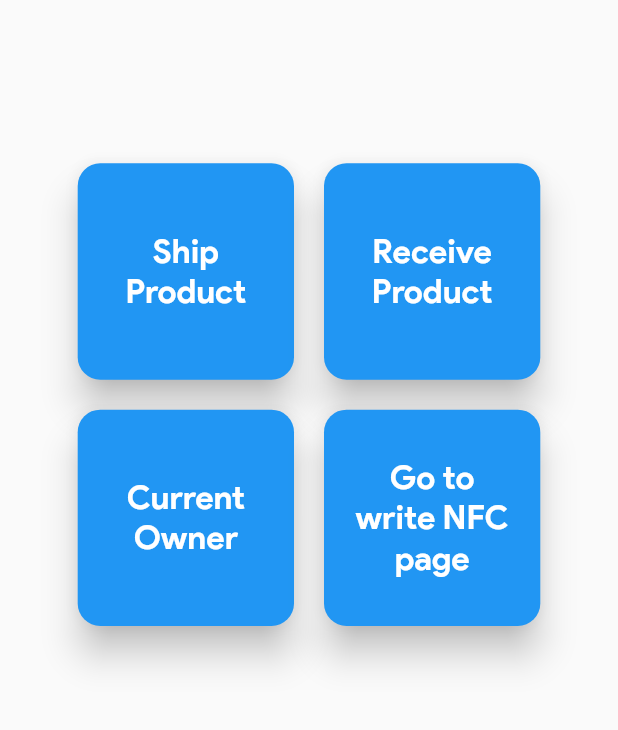
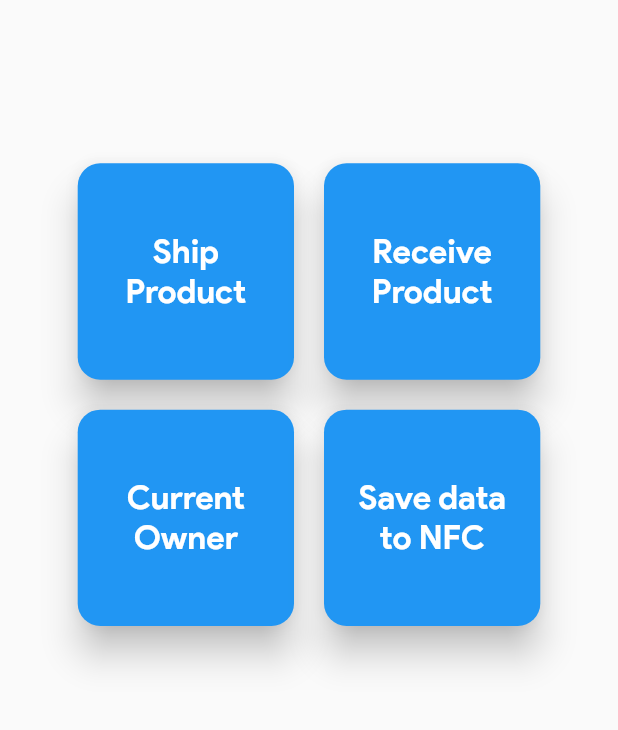
Before and after one commit to Wokstym/ProductChecker, a Flutter app: the MainPage screen opened directly, on a phone screen of 412 x 824 dp, the part 506-1236 px from its top. Run offline on Flutter 3.47's test engine with Material 2 defaults, Android fonts, the phone set to English and light mode, and no system bars; our stand-ins replace shared_preferences; missing offline and left inert: nfc_in_flutter, web3dart; accounts and stored records are empty.

Commit message:
changed label

```diff
--- a/lib/src/views/ui/main_page.dart
+++ b/lib/src/views/ui/main_page.dart
@@ -139,7 +139,7 @@ class _MainPageState extends State<MainPage> {
                                   pageToShow: () => CurrentOwnerPage(
                                       productManagementService)),
                               MainPageRaisedButton(
-                                buttonText: 'Go to write NFC page',
+                                buttonText: 'Save data to NFC',
                                 pageToShow: () => RecordFormPage(),
                               ),
                             ]),
```
